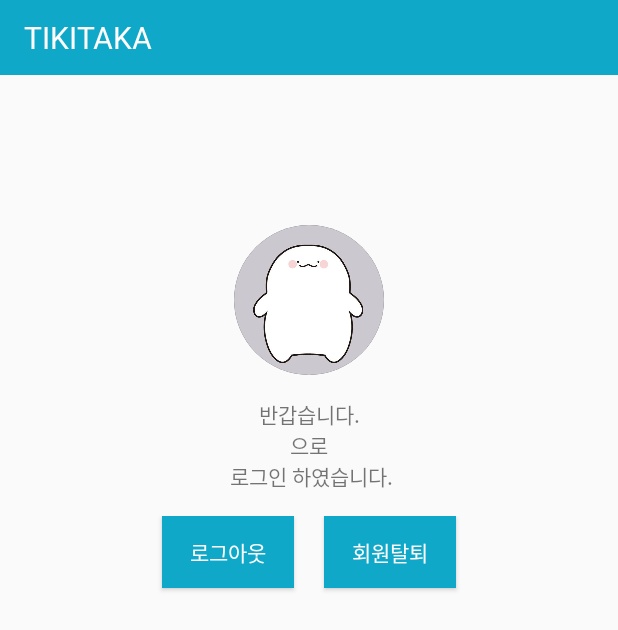
After one commit to pknu-wap/TIKITAKA, an Android app: the ProfileActivity screen opened directly, with no data from a screen before it, on a phone screen of 412 x 824 dp. The commit adds this screen. Shown: the top 630 px of the screen. Run offline under Robolectric (Android 15) with nearby library versions, the light colour scheme and no system bars; our stand-ins replace Firebase (no records; nobody signed in at launch, a user with empty details on screens opened directly).

Commit message:
자잘한거 구현
툴바 사용- 아이콘 2개 (프로필, 뉴스)
프로필 액티비티- 로그아웃, 회원탈퇴 가능
글쓰기, 뉴스 액티비티 연결만 해놓았음
메인에서 뒤로가기 할 때 종료 경고창
로그인, 패스워드 입력창 싱글라인 적용

```diff
--- a/app/build.gradle
+++ b/app/build.gradle
@@ -29,5 +29,7 @@ dependencies {
     androidTestImplementation 'androidx.test:runner:1.1.1'
     androidTestImplementation 'androidx.test.espresso:espresso-core:3.1.1'
     implementation 'com.google.firebase:firebase-auth:19.1.0'
+    implementation 'de.hdodenhof:circleimageview:3.0.0'
+
 }
 apply plugin: 'com.google.gms.google-services'
--- a/app/src/main/AndroidManifest.xml
+++ b/app/src/main/AndroidManifest.xml
@@ -1,6 +1,7 @@
 <?xml version="1.0" encoding="utf-8"?>
 <manifest xmlns:android="http://schemas.android.com/apk/res/android"
-    package="com.example.tikitaka">
+    package="com.example.tikitaka"
+    >
 
     <application
         android:allowBackup="true"
@@ -20,6 +21,9 @@
         <activity android:name=".MainActivity"></activity>
         <activity android:name=".Content_in_list"></activity>
         <activity android:name=".FindActivity"></activity>
+        <activity android:name=".ProfileActivity"></activity>
+        <activity android:name=".NewsActivity"></activity>
+        <activity android:name=".WritingActivity"></activity>
     </application>
 
 </manifest>
--- a/app/src/main/java/com/example/tikitaka/LoginActivity.java
+++ b/app/src/main/java/com/example/tikitaka/LoginActivity.java
@@ -6,7 +6,10 @@ import androidx.appcompat.app.AppCompatActivity;
 import android.app.ProgressDialog;
 import android.content.Intent;
 import android.os.Bundle;
+import android.text.InputType;
 import android.text.TextUtils;
+import android.text.method.PasswordTransformationMethod;
+import android.view.KeyEvent;
 import android.view.View;
 import android.widget.Button;
 import android.widget.EditText;
@@ -46,6 +49,7 @@ public class LoginActivity extends AppCompatActivity implements View.OnClickList
         //initializig firebase auth object
         firebaseAuth = FirebaseAuth.getInstance();
         progressDialog=new ProgressDialog(this);
+
     }
 
     //firebase userLogin method
--- /dev/null
+++ b/app/src/main/java/com/example/tikitaka/ProfileActivity.java
@@ -0,0 +1,111 @@
+package com.example.tikitaka;
+
+import android.content.DialogInterface;
+import android.content.Intent;
+import android.graphics.Color;
+import android.graphics.drawable.ShapeDrawable;
+import android.graphics.drawable.shapes.OvalShape;
+import android.os.Bundle;
+import android.view.View;
+import android.widget.Button;
+import android.widget.ImageView;
+import android.widget.TextView;
+import android.widget.Toast;
+
+import androidx.annotation.NonNull;
+import androidx.appcompat.app.AlertDialog;
+import androidx.appcompat.app.AppCompatActivity;
+import androidx.appcompat.widget.Toolbar;
+
+import com.google.android.gms.tasks.OnCompleteListener;
+import com.google.android.gms.tasks.Task;
+import com.google.firebase.auth.FirebaseAuth;
+import com.google.firebase.auth.FirebaseUser;
+
+public class ProfileActivity extends AppCompatActivity implements View.OnClickListener{
+    private static final String TAG = "ProfileActivity";
+
+    //firebase auth object
+    private FirebaseAuth firebaseAuth;
+    private ImageView imageView;
+
+    //view objects
+    private TextView textViewUserEmail;
+    private Button buttonLogout;
+    private TextView textivewDelete;
+
+
+    @Override
+    protected void onCreate(Bundle savedInstanceState) {
+        super.onCreate(savedInstanceState);
+        setContentView(R.layout.activity_profile);
+
+        //initializing views
+        textViewUserEmail = (TextView) findViewById(R.id.textviewUserEmail);
+        buttonLogout = (Button) findViewById(R.id.buttonLogout);
+        textivewDelete = (TextView) findViewById(R.id.textviewDelete);
+
+        Toolbar tb = (Toolbar) findViewById(R.id.app_toolbar2) ;
+        setSupportActionBar(tb) ;
+
+        //initializing firebase authentication object
+        firebaseAuth = FirebaseAuth.getInstance();
+        //유저가 로그인 하지 않은 상태라면 null 상태이고 이 액티비티를 종료하고 로그인 액티비티를 연다.
+        if(firebaseAuth.getCurrentUser() == null) {
+            finish();
+            startActivity(new Intent(this, LoginActivity.class));
+        }
+
+        imageView=findViewById(R.id.image_profile);
+        imageView.setBackground(new ShapeDrawable(new OvalShape()));
+        imageView.setClipToOutline(true);
+
+        //유저가 있다면, null이 아니면 계속 진행
+        FirebaseUser user = firebaseAuth.getCurrentUser();
+
+        //textViewUserEmail의 내용을 변경해 준다.
+        textViewUserEmail.setText("반갑습니다.\n"+ user.getEmail()+"으로\n 로그인 하였습니다.");
+
+        //logout button event
+        buttonLogout.setOnClickListener(this);
+        textivewDelete.setOnClickListener(this);
+
+
+    }
+
+    @Override
+    public void onClick(View view) {
+        if (view == buttonLogout) {
+            firebaseAuth.signOut();
+            finish();
+            startActivity(new Intent(this, LoginActivity.class));
+        }
+        //회원탈퇴를 클릭하면 회원정보를 삭제한다. 삭제전에 컨펌창을 하나 띄워야 겠다.
+        if(view == textivewDelete) {
+            AlertDialog.Builder alert_confirm = new AlertDialog.Builder(ProfileActivity.this);
+            alert_confirm.setMessage("정말 계정을 삭제 할까요?").setCancelable(false).setPositiveButton("확인", new DialogInterface.OnClickListener() {
+                        @Override
+                        public void onClick(DialogInterface dialogInterface, int i) {
+                            FirebaseUser user = FirebaseAuth.getInstance().getCurrentUser();
+                            user.delete()
+                                    .addOnCompleteListener(new OnCompleteListener<Void>() {
+                                        @Override
+                                        public void onComplete(@NonNull Task<Void> task) {
+                                            Toast.makeText(ProfileActivity.this, "계정이 삭제 되었습니다.", Toast.LENGTH_LONG).show();
+                                            finish();
+                                            startActivity(new Intent(getApplicationContext(), MainActivity.class));
+                                        }
+                                    });
+                        }
+                    }
+            );
+            alert_confirm.setNegativeButton("취소", new DialogInterface.OnClickListener() {
+                @Override
+                public void onClick(DialogInterface dialogInterface, int i) {
+                    Toast.makeText(ProfileActivity.this, "취소", Toast.LENGTH_LONG).show();
+                }
+            });
+            alert_confirm.show();
+        }
+    }
+}
--- a/app/src/main/res/layout/activity_login.xml
+++ b/app/src/main/res/layout/activity_login.xml
@@ -33,6 +33,8 @@
         android:layout_height="wrap_content"
         android:layout_gravity="center"
         android:hint="이메일"
+        android:singleLine="true"
+        android:inputType="textEmailAddress"
         android:fontFamily="@font/bm">
 
     </EditText>
@@ -45,7 +47,9 @@
         android:hint="비밀번호"
         android:fontFamily="@font/bm"
         android:layout_marginTop="9dp"
-        android:password="true">
+        android:singleLine="true"
+        android:password="true"
+        >
 
     </EditText>
 
--- /dev/null
+++ b/app/src/main/res/layout/activity_profile.xml
@@ -0,0 +1,72 @@
+<?xml version="1.0" encoding="utf-8"?>
+<RelativeLayout xmlns:android="http://schemas.android.com/apk/res/android"
+    xmlns:app="http://schemas.android.com/apk/res-auto"
+    xmlns:tools="http://schemas.android.com/tools"
+    android:layout_width="match_parent"
+    android:layout_height="match_parent"
+    tools:context="com.example.tikitaka.ProfileActivity">
+
+    <androidx.appcompat.widget.Toolbar
+        android:layout_width="match_parent"
+        app:titleTextColor="#ffffff"
+        android:layout_height="50dp"
+        android:background="@color/colorAccent"
+        android:id="@+id/app_toolbar2"
+        android:theme="@style/ToolbarTheme"/>
+
+    <LinearLayout
+        android:orientation="vertical"
+        android:layout_centerHorizontal="true"
+        android:layout_centerVertical="true"
+        android:layout_width="match_parent"
+        android:layout_height="match_parent">
+
+        <ImageView
+            android:id="@+id/image_profile"
+            android:layout_marginTop="150dp"
+            android:src="@drawable/ikmyeong"
+            android:layout_gravity="center_horizontal"
+            android:layout_width="100dp"
+            android:layout_height="100dp" />
+
+        <TextView
+            android:id="@+id/textviewUserEmail"
+            android:text=""
+            android:fontFamily="@font/bm"
+            android:layout_gravity="center"
+            android:layout_margin="16dp"
+            android:layout_width="wrap_content"
+            android:layout_height="wrap_content"
+            android:gravity="center"
+            />
+
+        <LinearLayout
+            android:layout_width="match_parent"
+            android:layout_height="wrap_content"
+            android:orientation="horizontal"
+            android:gravity="center">
+            <Button
+                android:id="@+id/buttonLogout"
+                android:text="로그아웃"
+                android:layout_gravity="center_horizontal"
+                android:layout_width="wrap_content"
+                android:layout_height="wrap_content"
+                android:background="@drawable/btn_background_blue"
+                android:fontFamily="@font/bm"
+                android:textColor="#ffffff"
+                 android:layout_margin="10dp"
+                />
+
+            <Button
+                android:text="회원탈퇴"
+                android:layout_margin="10dp"
+                android:id="@+id/textviewDelete"
+                android:layout_gravity="center_horizontal"
+                android:background="@drawable/btn_background_blue"
+                android:textColor="#ffffff"
+                android:fontFamily="@font/bm"
+                android:layout_width="wrap_content"
+                android:layout_height="wrap_content" />
+        </LinearLayout>
+    </LinearLayout>
+</RelativeLayout>
--- a/app/src/main/res/values/styles.xml
+++ b/app/src/main/res/values/styles.xml
@@ -1,14 +1,18 @@
 <resources>
 
     <!-- Base application theme. -->
-    <style name="AppTheme" parent="Theme.AppCompat.Light.DarkActionBar">
+    <style name="AppTheme" parent="Theme.AppCompat.Light.NoActionBar">
         <item name="windowNoTitle">true</item>
         <!-- Customize your theme here. -->
         <item name="colorPrimary">#FFFFFF</item>
         <item name="colorPrimaryDark">#c7c7c7</item>
         <item name="colorAccent">@color/colorAccent</item>
+
     </style>
 
 
+    <style name="ToolbarTheme" parent="ThemeOverlay.AppCompat.Light">
+        <item name="android:fontFamily">@font/bm</item>
+    </style>
 
 </resources>
```
Also changed, not shown: app/src/main/java/com/example/tikitaka/MainActivity.java (+71 -0 lines), app/src/main/java/com/example/tikitaka/NewsActivity.java (added, +17 -0 lines), app/src/main/java/com/example/tikitaka/WritingActivity.java (added, +15 -0 lines), app/src/main/res/layout/activity_main.xml (+12 -2 lines), app/src/main/res/layout/activity_news.xml (added, +14 -0 lines), app/src/main/res/layout/activity_writing.xml (added, +14 -0 lines), app/src/main/res/menu/appbar_action.xml (added, +17 -0 lines), app/src/main/res/drawable/baseline_library_books_white_18dp.png (added), app/src/main/res/drawable/baseline_person_white_18dp.png (added), app/src/main/res/drawable/ikmyeong.jpg (added), app/src/main/res/drawable/sharp_edit_white_18dp.png (added).
